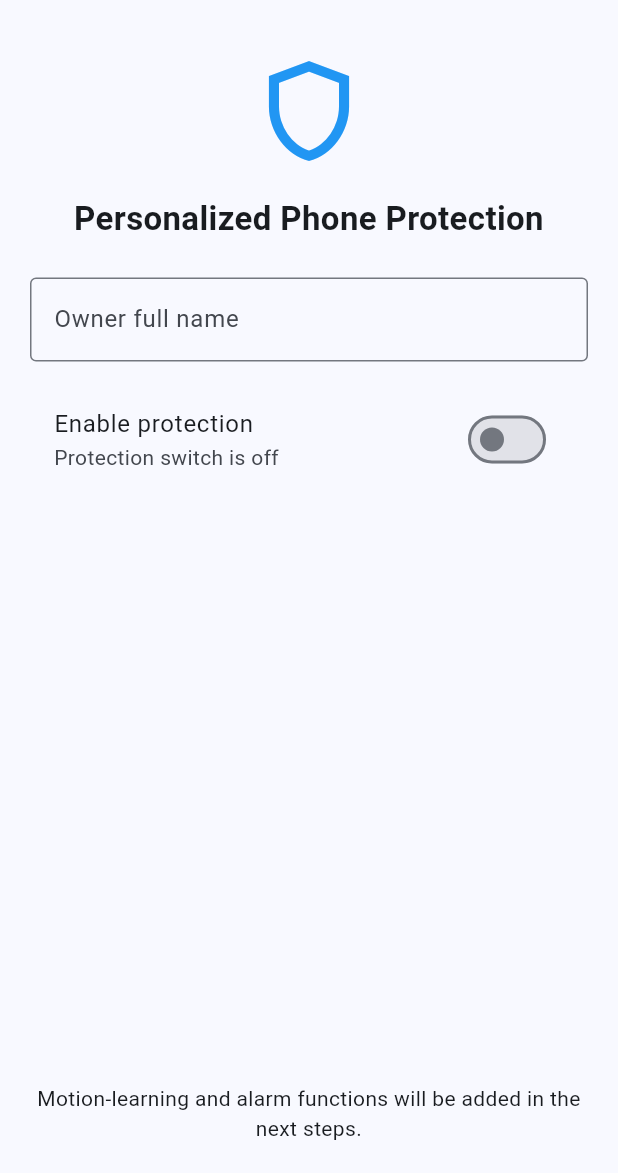
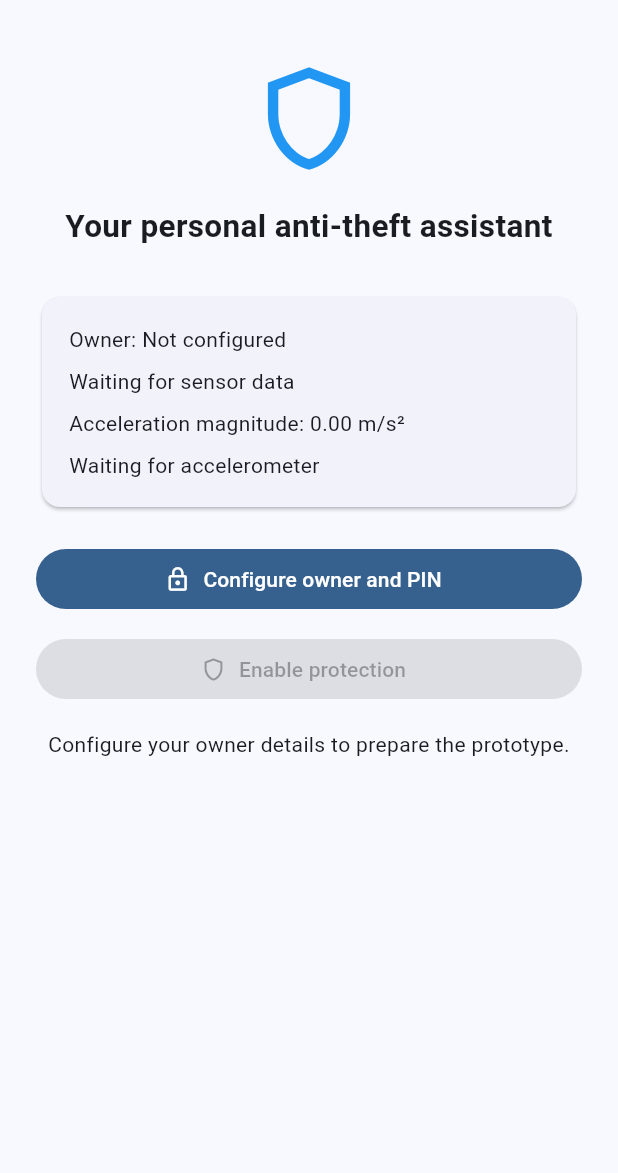
Before and after one commit to Ericmicrocosm/Sentinel-Guard, a Flutter app: the screen it shows after launch, on a phone screen of 412 x 824 dp, the part 63-1236 px from its top. Run offline on Flutter 3.47's test engine with Material 3 defaults, Android fonts, the phone set to English and light mode, and no system bars; our stand-ins replace sensors_plus.

Commit message:
Create clean Sentinel Guard prototype

```diff
--- a/lib/main.dart
+++ b/lib/main.dart
@@ -1,5 +1,6 @@
 
 import 'package:flutter/material.dart';
+import 'package:sensors_plus/sensors_plus.dart';
 
 void main() {
   runApp(const SentinelGuardApp());
@@ -14,9 +15,7 @@ class SentinelGuardApp extends StatelessWidget {
       title: 'Sentinel Guard',
       debugShowCheckedModeBanner: false,
       theme: ThemeData(
-        colorScheme: ColorScheme.fromSeed(
-          seedColor: Colors.blue,
-        ),
+        colorScheme: ColorScheme.fromSeed(seedColor: Colors.blue),
         useMaterial3: true,
       ),
       home: const SentinelHomePage(),
@@ -28,20 +27,99 @@ class SentinelHomePage extends StatefulWidget {
   const SentinelHomePage({super.key});
 
   @override
-  State<SentinelHomePage> createState() =>
-      _SentinelHomePageState();
+  State<SentinelHomePage> createState() => _SentinelHomePageState();
 }
 
 class _SentinelHomePageState extends State<SentinelHomePage> {
-  final TextEditingController ownerController =
-      TextEditingController();
-
-  bool protectionEnabled = false;
+  bool _protectionEnabled = false;
+  bool _sensorAvailable = false;
+  String _motionStatus = 'Waiting for sensor data';
+  String _ownerName = '';
+  String _pin = '';
+  double _motionLevel = 0;
 
   @override
-  void dispose() {
-    ownerController.dispose();
-    super.dispose();
+  void initState() {
+    super.initState();
+    accelerometerEventStream().listen(
+      (event) {
+        if (!mounted) return;
+        setState(() {
+          _sensorAvailable = true;
+          _motionLevel = (event.x * event.x +
+                  event.y * event.y +
+                  event.z * event.z)
+              .sqrt();
+          _motionStatus = 'Motion sensor connected';
+        });
+      },
+      onError: (_) {
+        if (!mounted) return;
+        setState(() => _motionStatus = 'Motion sensor unavailable');
+      },
+    );
+  }
+
+  Future<void> _configureOwner() async {
+    final nameController = TextEditingController(text: _ownerName);
+    final pinController = TextEditingController(text: _pin);
+
+    final result = await showDialog<Map<String, String>>(
+      context: context,
+      builder: (dialogContext) => AlertDialog(
+        title: const Text('Owner settings'),
+        content: Column(
+          mainAxisSize: MainAxisSize.min,
+          children: [
+            TextField(
+              controller: nameController,
+              decoration: const InputDecoration(labelText: 'Full name'),
+            ),
+            TextField(
+              controller: pinController,
+              keyboardType: TextInputType.number,
+              maxLength: 6,
+              obscureText: true,
+              decoration: const InputDecoration(labelText: 'Six-digit PIN'),
+            ),
+          ],
+        ),
+        actions: [
+          TextButton(
+            onPressed: () => Navigator.pop(dialogContext),
+            child: const Text('Cancel'),
+          ),
+          FilledButton(
+            onPressed: () {
+              if (nameController.text.trim().isEmpty ||
+                  !RegExp(r'^\d{6}$').hasMatch(pinController.text)) {
+                ScaffoldMessenger.of(dialogContext).showSnackBar(
+                  const SnackBar(
+                    content: Text('Enter your name and a six-digit PIN.'),
+                  ),
+                );
+                return;
+              }
+              Navigator.pop(dialogContext, {
+                'name': nameController.text.trim(),
+                'pin': pinController.text,
+              });
+            },
+            child: const Text('Save'),
+          ),
+        ],
+      ),
+    );
+
+    nameController.dispose();
+    pinController.dispose();
+
+    if (result != null && mounted) {
+      setState(() {
+        _ownerName = result['name']!;
+        _pin = result['pin']!;
+      });
+    }
   }
 
   @override
@@ -51,53 +129,74 @@ class _SentinelHomePageState extends State<SentinelHomePage> {
         title: const Text('Sentinel Guard'),
         centerTitle: true,
       ),
-      body: Padding(
-        padding: const EdgeInsets.all(20),
-        child: Column(
-          crossAxisAlignment: CrossAxisAlignment.stretch,
+      body: SafeArea(
+        child: ListView(
+          padding: const EdgeInsets.all(24),
           children: [
             const Icon(
               Icons.shield_outlined,
-              size: 80,
+              size: 82,
               color: Colors.blue,
             ),
             const SizedBox(height: 16),
             const Text(
-              'Personalized Phone Protection',
+              'Your personal anti-theft assistant',
               textAlign: TextAlign.center,
-              style: TextStyle(
-                fontSize: 22,
-                fontWeight: FontWeight.bold,
+              style: TextStyle(fontSize: 21, fontWeight: FontWeight.bold),
+            ),
+            const SizedBox(height: 28),
+            Card(
+              child: Padding(
+                padding: const EdgeInsets.all(18),
+                child: Column(
+                  crossAxisAlignment: CrossAxisAlignment.start,
+                  children: [
+                    Text('Owner: ${_ownerName.isEmpty ? "Not configured" : _ownerName}'),
+                    const SizedBox(height: 8),
+                    Text(_motionStatus),
+                    const SizedBox(height: 8),
+                    Text(
+                      'Acceleration magnitude: ${_motionLevel.toStringAsFixed(2)} m/s²',
+                    ),
+                    const SizedBox(height: 8),
+                    Text(
+                      _sensorAvailable
+                          ? 'Accelerometer data received'
+                          : 'Waiting for accelerometer',
+                    ),
+                  ],
+                ),
               ),
             ),
-            const SizedBox(height: 24),
-            TextField(
-              controller: ownerController,
-              decoration: const InputDecoration(
-                labelText: 'Owner full name',
-                hintText: 'Enter the phone owner’s name',
-                border: OutlineInputBorder(),
+            const SizedBox(height: 20),
+            FilledButton.icon(
+              onPressed: _configureOwner,
+              icon: const Icon(Icons.lock_outline),
+              label: const Text('Configure owner and PIN'),
+            ),
+            const SizedBox(height: 12),
+            FilledButton.icon(
+              onPressed: _ownerName.isEmpty || _pin.length != 6
+                  ? null
+                  : () => setState(
+                        () => _protectionEnabled = !_protectionEnabled,
+                      ),
+              icon: Icon(
+                _protectionEnabled
+                    ? Icons.shield
+                    : Icons.shield_outlined,
+              ),
+              label: Text(
+                _protectionEnabled
+                    ? 'Disable protection'
+                    : 'Enable protection',
               ),
             ),
             const SizedBox(height: 16),
-            SwitchListTile(
-              title: const Text('Enable protection'),
-              subtitle: Text(
-                protectionEnabled
-                    ? 'Protection switch is on'
-                    : 'Protection switch is off',
-              ),
-              value: protectionEnabled,
-              onChanged: (value) {
-                setState(() {
-                  protectionEnabled = value;
-                });
-              },
-            ),
-            const Spacer(),
-            const Text(
-              'Motion-learning and alarm functions '
-              'will be added in the next steps.',
+            Text(
+              _protectionEnabled
+                  ? 'Protection is enabled. Motion learning and alarm response are not implemented yet.'
+                  : 'Configure your owner details to prepare the prototype.',
               textAlign: TextAlign.center,
             ),
           ],
@@ -106,3 +205,16 @@ class _SentinelHomePageState extends State<SentinelHomePage> {
     );
   }
 }
+
+extension on double {
+  double sqrt() => this <= 0 ? 0 : _sqrtValue(this);
+}
+
+double _sqrtValue(double value) {
+  // Newton's method avoids an additional math import.
+  var estimate = value;
+  for (var i = 0; i < 12; i++) {
+    estimate = (estimate + value / estimate) / 2;
+  }
+  return estimate;
+}
```
